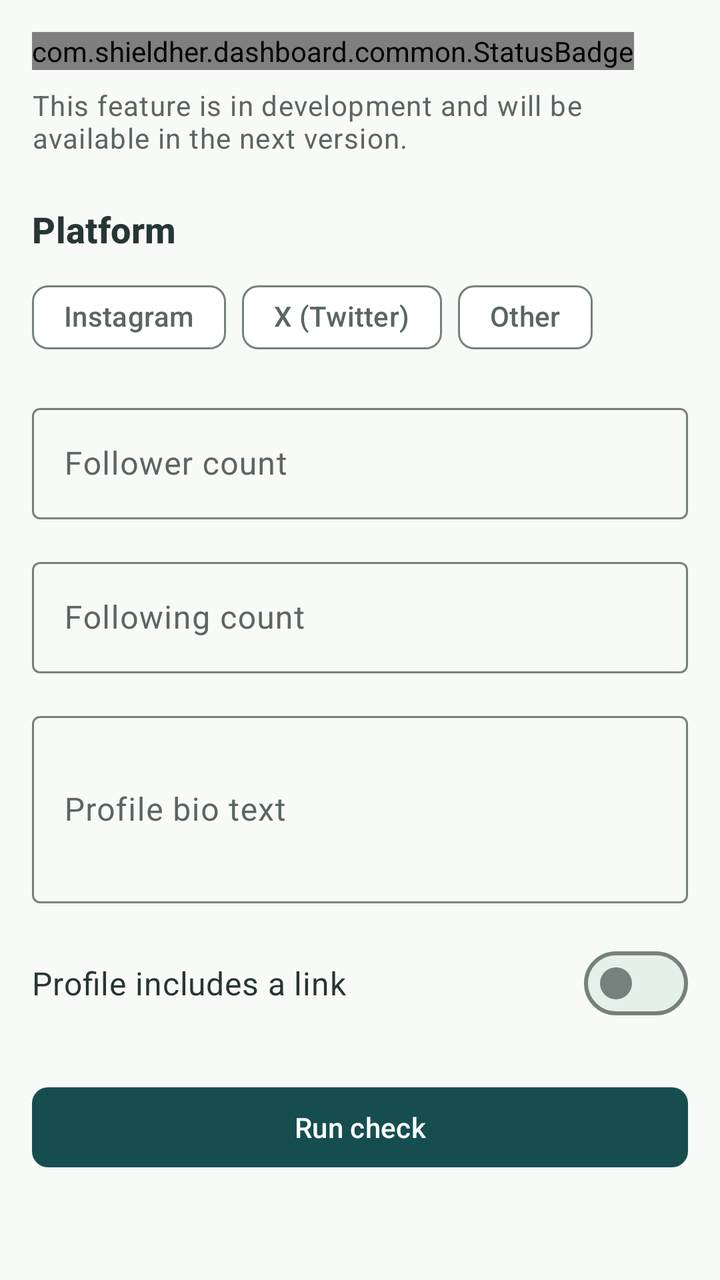
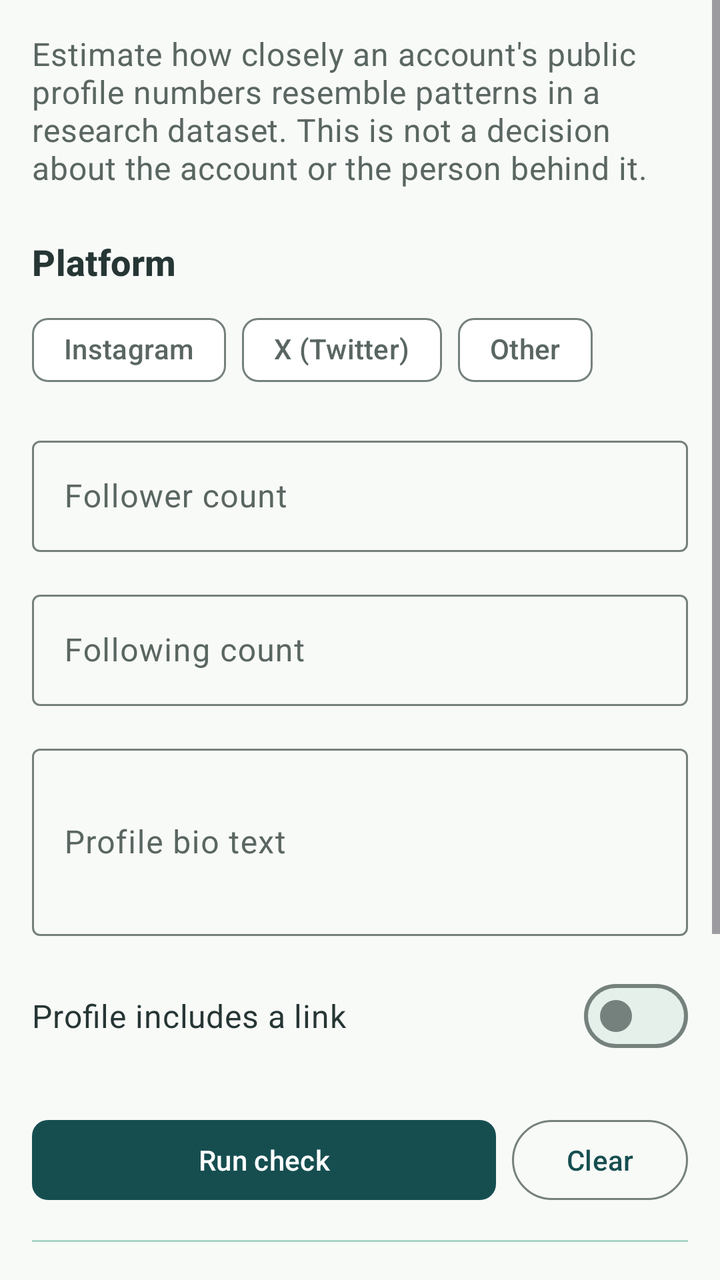

Before-and-after screenshots of an Android layout around one commit, followed by the original layout XML and the change that was made.
<!-- AndroidManifest.xml: application theme Theme.ShieldHer -->
<!-- res/layout/fragment_account_check.xml -->
<?xml version="1.0" encoding="utf-8"?>
<ScrollView xmlns:android="http://schemas.android.com/apk/res/android"
    xmlns:app="http://schemas.android.com/apk/res-auto"
    xmlns:tools="http://schemas.android.com/tools"
    android:id="@+id/account_check_scroll"
    android:layout_width="match_parent"
    android:layout_height="match_parent"
    android:fillViewport="true">

    <LinearLayout
        android:layout_width="match_parent"
        android:layout_height="wrap_content"
        android:orientation="vertical"
        android:padding="@dimen/sh_space_16"
        android:paddingBottom="@dimen/sh_space_32">

        
        <com.shieldher.dashboard.common.StatusBadge
            android:id="@+id/badge_account_check_preview"
            android:layout_width="wrap_content"
            android:layout_height="wrap_content"
            android:layout_marginBottom="@dimen/sh_space_8" />

        
        <TextView
            android:id="@+id/text_preview_explanation"
            android:layout_width="match_parent"
            android:layout_height="wrap_content"
            android:layout_marginBottom="@dimen/sh_space_24"
            android:text="@string/account_check_preview_banner_explanation"
            android:textAppearance="@style/ShieldHer.TextAppearance.BodySmall"
            android:textColor="@color/sh_text_secondary" />

        
        <TextView
            android:layout_width="match_parent"
            android:layout_height="wrap_content"
            android:layout_marginBottom="@dimen/sh_space_8"
            android:text="@string/account_check_platform_label"
            android:textAppearance="@style/ShieldHer.TextAppearance.Heading" />

        <com.google.android.material.chip.ChipGroup
            android:id="@+id/chip_group_platform"
            android:layout_width="match_parent"
            android:layout_height="wrap_content"
            android:layout_marginBottom="@dimen/sh_space_16"
            app:singleSelection="true">

            <com.google.android.material.chip.Chip
                android:id="@+id/chip_instagram"
                style="@style/Widget.Material3.Chip.Filter"
                android:layout_width="wrap_content"
                android:layout_height="wrap_content"
                android:saveEnabled="false"
                android:text="@string/account_check_platform_instagram" />

            <com.google.android.material.chip.Chip
                android:id="@+id/chip_x"
                style="@style/Widget.Material3.Chip.Filter"
                android:layout_width="wrap_content"
                android:layout_height="wrap_content"
                android:saveEnabled="false"
                android:text="@string/account_check_platform_x" />

            <com.google.android.material.chip.Chip
                android:id="@+id/chip_other"
                style="@style/Widget.Material3.Chip.Filter"
                android:layout_width="wrap_content"
                android:layout_height="wrap_content"
                android:saveEnabled="false"
                android:text="@string/account_check_platform_other" />

        </com.google.android.material.chip.ChipGroup>

        
        <com.google.android.material.textfield.TextInputLayout
            android:id="@+id/layout_followers"
            android:layout_width="match_parent"
            android:layout_height="wrap_content"
            android:layout_marginBottom="@dimen/sh_space_16"
            android:hint="@string/account_check_followers_label">

            <com.google.android.material.textfield.TextInputEditText
                android:id="@+id/input_followers"
                android:layout_width="match_parent"
                android:layout_height="wrap_content"
                android:importantForAutofill="no"
                android:inputType="number"
                android:saveEnabled="false" />

        </com.google.android.material.textfield.TextInputLayout>

        
        <com.google.android.material.textfield.TextInputLayout
            android:id="@+id/layout_following"
            android:layout_width="match_parent"
            android:layout_height="wrap_content"
            android:layout_marginBottom="@dimen/sh_space_16"
            android:hint="@string/account_check_following_label">

            <com.google.android.material.textfield.TextInputEditText
                android:id="@+id/input_following"
                android:layout_width="match_parent"
                android:layout_height="wrap_content"
                android:importantForAutofill="no"
                android:inputType="number"
                android:saveEnabled="false" />

        </com.google.android.material.textfield.TextInputLayout>

        
        <com.google.android.material.textfield.TextInputLayout
            android:id="@+id/layout_bio"
            android:layout_width="match_parent"
            android:layout_height="wrap_content"
            android:layout_marginBottom="@dimen/sh_space_16"
            android:hint="@string/account_check_bio_label">

            <com.google.android.material.textfield.TextInputEditText
                android:id="@+id/input_bio"
                android:layout_width="match_parent"
                android:layout_height="wrap_content"
                android:importantForAutofill="no"
                android:inputType="textMultiLine|textNoSuggestions"
                android:minLines="3"
                android:saveEnabled="false" />

        </com.google.android.material.textfield.TextInputLayout>

        
        <LinearLayout
            android:layout_width="match_parent"
            android:layout_height="wrap_content"
            android:layout_marginBottom="@dimen/sh_space_24"
            android:gravity="center_vertical"
            android:orientation="horizontal">

            <TextView
                android:layout_width="0dp"
                android:layout_height="wrap_content"
                android:layout_weight="1"
                android:text="@string/account_check_has_link_label"
                android:textAppearance="@style/ShieldHer.TextAppearance.Body" />

            <com.google.android.material.materialswitch.MaterialSwitch
                android:id="@+id/switch_has_link"
                android:layout_width="wrap_content"
                android:layout_height="wrap_content"
                android:layout_marginStart="@dimen/sh_space_16"
                android:saveEnabled="false" />

        </LinearLayout>

        
        <com.google.android.material.button.MaterialButton
            android:id="@+id/btn_run_check"
            style="@style/ShieldHer.Button.Primary"
            android:layout_width="match_parent"
            android:layout_height="wrap_content"
            android:layout_marginBottom="@dimen/sh_space_16"
            android:text="@string/account_check_run_button" />

        
        <TextView
            android:id="@+id/text_coming_soon"
            android:layout_width="match_parent"
            android:layout_height="wrap_content"
            android:gravity="center"
            android:padding="@dimen/sh_space_16"
            android:text="@string/account_check_coming_soon"
            android:textAppearance="@style/ShieldHer.TextAppearance.Heading"
            android:textColor="@color/sh_text_secondary"
            android:visibility="gone"
            tools:visibility="visible" />

    </LinearLayout>

</ScrollView>
<!-- resources referenced by this layout -->
<resources>
  <color name="sh_text_secondary">#5A6662</color>
  <dimen name="sh_space_16">16dp</dimen>
  <dimen name="sh_space_24">24dp</dimen>
  <dimen name="sh_space_32">32dp</dimen>
  <dimen name="sh_space_8">8dp</dimen>
  <string name="account_check_bio_label">Profile bio text</string>
  <string name="account_check_coming_soon">Coming in the next version</string>
  <string name="account_check_followers_label">Follower count</string>
  <string name="account_check_following_label">Following count</string>
  <string name="account_check_has_link_label">Profile includes a link</string>
  <string name="account_check_platform_instagram">Instagram</string>
  <string name="account_check_platform_label">Platform</string>
  <string name="account_check_platform_other">Other</string>
  <string name="account_check_platform_x">X (Twitter)</string>
  <string name="account_check_preview_banner_explanation">This feature is in development and will be available in the next version.</string>
  <string name="account_check_run_button">Run check</string>
  <style name="ShieldHer.TextAppearance.Body" parent="TextAppearance.Material3.BodyMedium">
          <item name="android:textSize">@dimen/sh_text_body</item>
          <item name="android:textColor">@color/sh_text</item>
      </style>
  <style name="Theme.ShieldHer" parent="Base.Theme.ShieldHer" />
  <color name="sh_primary">#164E50</color>
  <color name="sh_white">#FFFFFF</color>
  <style name="ShieldHer.ShapeAppearance.Button" parent="ShapeAppearance.Material3.Corner.Small">
          <item name="cornerSize">@dimen/sh_radius_button</item>
      </style>
  <dimen name="sh_touch_min">48dp</dimen>
  <dimen name="sh_text_body">16sp</dimen>
  <color name="sh_text">#263635</color>
  <dimen name="sh_text_body_small">14sp</dimen>
  <dimen name="sh_text_heading">18sp</dimen>
  <dimen name="sh_radius_button">8dp</dimen>
  <color name="sh_on_primary">#FFFFFF</color>
  <color name="sh_primary_container">#E4F0E9</color>
  <color name="sh_on_primary_container">#164E50</color>
  <color name="sh_secondary">#267878</color>
  <color name="sh_on_secondary">#FFFFFF</color>
  <color name="sh_secondary_container">#A8D5C8</color>
  <color name="sh_on_secondary_container">#164E50</color>
  <color name="sh_accent">#55A6A0</color>
  <color name="sh_background">#F8FAF7</color>
  <color name="sh_card">#FFFFFF</color>
  <color name="sh_surface_light">#E4F0E9</color>
  <color name="sh_outline">#75817D</color>
  <color name="sh_outline_variant">#A8D5C8</color>
  <color name="sh_error">#AD464E</color>
  <color name="sh_on_error">#FFFFFF</color>
  <color name="sh_error_container">#F8E8E9</color>
  <color name="sh_on_error_container">#AD464E</color>
  <!-- unchanged entries left out for length: 4 -->
</resources>

<!-- the commit's change to res/layout/fragment_account_check.xml (unified diff, before → after) -->
@@ -15,20 +15,13 @@
         android:paddingBottom="@dimen/sh_space_32">
 
         
-        <com.shieldher.dashboard.common.StatusBadge
-            android:id="@+id/badge_account_check_preview"
-            android:layout_width="wrap_content"
-            android:layout_height="wrap_content"
-            android:layout_marginBottom="@dimen/sh_space_8" />
-
-        
-        <TextView
-            android:id="@+id/text_preview_explanation"
-            android:layout_width="match_parent"
-            android:layout_height="wrap_content"
-            android:layout_marginBottom="@dimen/sh_space_24"
-            android:text="@string/account_check_preview_banner_explanation"
-            android:textAppearance="@style/ShieldHer.TextAppearance.BodySmall"
+        <TextView
+            android:id="@+id/text_risk_intro"
+            android:layout_width="match_parent"
+            android:layout_height="wrap_content"
+            android:layout_marginBottom="@dimen/sh_space_24"
+            android:text="@string/risk_intro"
+            android:textAppearance="@style/ShieldHer.TextAppearance.Body"
             android:textColor="@color/sh_text_secondary" />
 
         
@@ -73,6 +66,17 @@
         </com.google.android.material.chip.ChipGroup>
 
         
+        <TextView
+            android:id="@+id/text_platform_alert"
+            android:layout_width="match_parent"
+            android:layout_height="wrap_content"
+            android:layout_marginBottom="@dimen/sh_space_16"
+            android:text="@string/risk_choose_platform"
+            android:textAppearance="@style/ShieldHer.TextAppearance.BodySmall"
+            android:textColor="@color/sh_status_warning_text"
+            android:visibility="gone" />
+
+        
         <com.google.android.material.textfield.TextInputLayout
             android:id="@+id/layout_followers"
             android:layout_width="match_parent"
@@ -152,23 +156,126 @@
         </LinearLayout>
 
         
-        <com.google.android.material.button.MaterialButton
-            android:id="@+id/btn_run_check"
-            style="@style/ShieldHer.Button.Primary"
-            android:layout_width="match_parent"
-            android:layout_height="wrap_content"
-            android:layout_marginBottom="@dimen/sh_space_16"
-            android:text="@string/account_check_run_button" />
-
-        
-        <TextView
-            android:id="@+id/text_coming_soon"
-            android:layout_width="match_parent"
-            android:layout_height="wrap_content"
-            android:gravity="center"
-            android:padding="@dimen/sh_space_16"
-            android:text="@string/account_check_coming_soon"
+        <LinearLayout
+            android:layout_width="match_parent"
+            android:layout_height="wrap_content"
+            android:layout_marginBottom="@dimen/sh_space_16"
+            android:orientation="horizontal">
+
+            <com.google.android.material.button.MaterialButton
+                android:id="@+id/btn_run_check"
+                style="@style/ShieldHer.Button.Primary"
+                android:layout_width="0dp"
+                android:layout_height="wrap_content"
+                android:layout_marginEnd="@dimen/sh_space_8"
+                android:layout_weight="1"
+                android:text="@string/risk_button_run" />
+
+            <com.google.android.material.button.MaterialButton
+                android:id="@+id/btn_clear"
+                style="@style/Widget.Material3.Button.OutlinedButton"
+                android:layout_width="wrap_content"
+                android:layout_height="wrap_content"
+                android:text="@string/risk_button_clear" />
+
+        </LinearLayout>
+
+        
+        <ProgressBar
+            android:id="@+id/progress_computing"
+            style="?android:attr/progressBarStyle"
+            android:layout_width="wrap_content"
+            android:layout_height="wrap_content"
+            android:layout_gravity="center_horizontal"
+            android:layout_marginBottom="@dimen/sh_space_16"
+            android:visibility="gone" />
+
+        
+        <LinearLayout
+            android:id="@+id/container_result"
+            android:layout_width="match_parent"
+            android:layout_height="wrap_content"
+            android:layout_marginBottom="@dimen/sh_space_24"
+            android:accessibilityLiveRegion="polite"
+            android:orientation="vertical"
+            android:visibility="gone"
+            tools:visibility="visible">
+
+            <com.shieldher.dashboard.check.RiskStatusBadge
+                android:id="@+id/badge_risk_result"
+                android:layout_width="wrap_content"
+                android:layout_height="wrap_content"
+                android:layout_marginBottom="@dimen/sh_space_12" />
+
+            <TextView
+                android:id="@+id/text_risk_title"
+                android:layout_width="match_parent"
+                android:layout_height="wrap_content"
+                android:layout_marginBottom="@dimen/sh_space_8"
+                android:textAppearance="@style/ShieldHer.TextAppearance.Heading" />
+
+            <TextView
+                android:id="@+id/text_risk_explanation"
+                android:layout_width="match_parent"
+                android:layout_height="wrap_content"
+                android:layout_marginBottom="@dimen/sh_space_12"
+                android:textAppearance="@style/ShieldHer.TextAppearance.Body"
+                android:textColor="@color/sh_text_secondary" />
+
+            <TextView
+                android:id="@+id/text_risk_model_line"
+                android:layout_width="match_parent"
+                android:layout_height="wrap_content"
+                android:text="@string/risk_model_line"
+                android:textAppearance="@style/ShieldHer.TextAppearance.BodySmall"
+                android:textColor="@color/sh_text_secondary" />
+
+        </LinearLayout>
+
+        
+        <View
+            android:layout_width="match_parent"
+            android:layout_height="@dimen/sh_stroke_thin"
+            android:layout_marginBottom="@dimen/sh_space_24"
+            android:background="@color/sh_outline_variant" />
+
+        
+        <TextView
+            android:id="@+id/text_risk_limits_heading"
+            android:layout_width="match_parent"
+            android:layout_height="wrap_content"
+            android:layout_marginBottom="@dimen/sh_space_8"
+            android:text="@string/risk_limits_heading"
+            android:textAppearance="@style/ShieldHer.TextAppearance.Heading" />
+
+        <TextView
+            android:id="@+id/text_risk_limits_body"
+            android:layout_width="match_parent"
+            android:layout_height="wrap_content"
+            android:layout_marginBottom="@dimen/sh_space_16"
+            android:text="@string/risk_limits_body"
+            android:textAppearance="@style/ShieldHer.TextAppearance.Body"
+            android:textColor="@color/sh_text_secondary" />
+
+        
+        <TextView
+            android:id="@+id/text_about_toggle"
+            android:layout_width="match_parent"
+            android:layout_height="wrap_content"
+            android:layout_marginBottom="@dimen/sh_space_8"
+            android:clickable="true"
+            android:focusable="true"
+            android:text="@string/risk_about_toggle"
             android:textAppearance="@style/ShieldHer.TextAppearance.Heading"
+            android:textColor="@color/sh_primary" />
+
+        <TextView
+            android:id="@+id/text_about_body"
+            android:layout_width="match_parent"
+            android:layout_height="wrap_content"
+            android:layout_marginBottom="@dimen/sh_space_24"
+            android:text="@string/risk_about_body"
+            android:textAppearance="@style/ShieldHer.TextAppearance.Body"
             android:textColor="@color/sh_text_secondary"
             android:visibility="gone"
             tools:visibility="visible" />
<!-- resource entries referenced after the edit -->
@@ -1,12 +1,13 @@
 <!-- resources referenced by this layout -->
 <resources>
   <color name="sh_text_secondary">#5A6662</color>
+  <dimen name="sh_space_12">12dp</dimen>
   <dimen name="sh_space_16">16dp</dimen>
   <dimen name="sh_space_24">24dp</dimen>
   <dimen name="sh_space_32">32dp</dimen>
   <dimen name="sh_space_8">8dp</dimen>
+  <dimen name="sh_stroke_thin">1dp</dimen>
   <string name="account_check_bio_label">Profile bio text</string>
-  <string name="account_check_coming_soon">Coming in the next version</string>
   <string name="account_check_followers_label">Follower count</string>
   <string name="account_check_following_label">Following count</string>
   <string name="account_check_has_link_label">Profile includes a link</string>
@@ -14,14 +15,22 @@
   <string name="account_check_platform_label">Platform</string>
   <string name="account_check_platform_other">Other</string>
   <string name="account_check_platform_x">X (Twitter)</string>
-  <string name="account_check_preview_banner_explanation">This feature is in development and will be available in the next version.</string>
-  <string name="account_check_run_button">Run check</string>
+  <string name="risk_about_body">On 118 Instagram accounts the model had not seen, it ranked accounts well (AUROC 0.97, where 1.0 is perfect and 0.5 is a coin toss). On a different platform it was much less reliable (AUROC 0.82), and it missed some account types completely, sometimes while sounding confident.</string>
+  <string name="risk_about_toggle">How well does this work?</string>
+  <string name="risk_button_clear">Clear</string>
+  <string name="risk_button_run">Run check</string>
+  <string name="risk_choose_platform">Choose the platform first.</string>
+  <string name="risk_intro">Estimate how closely an account\'s public profile numbers resemble patterns in a research dataset. This is not a decision about the account or the person behind it.</string>
+  <string name="risk_limits_body">This is a research estimate from five public profile details. It was tested on one platform and is much less reliable on others. It can be wrong even when it sounds confident. It does not show who runs an account or what they have done, and it is not proof of anything.</string>
+  <string name="risk_limits_heading">Limits of this check</string>
+  <string name="risk_model_line">Frozen research model v1. Everything is worked out on this phone. Nothing you type is saved or sent.</string>
   <style name="ShieldHer.TextAppearance.Body" parent="TextAppearance.Material3.BodyMedium">
           <item name="android:textSize">@dimen/sh_text_body</item>
           <item name="android:textColor">@color/sh_text</item>
       </style>
   <style name="Theme.ShieldHer" parent="Base.Theme.ShieldHer" />
   <color name="sh_primary">#164E50</color>
+  <color name="sh_status_warning_text">#8F5E12</color>
   <color name="sh_white">#FFFFFF</color>
   <style name="ShieldHer.ShapeAppearance.Button" parent="ShapeAppearance.Material3.Corner.Small">
           <item name="cornerSize">@dimen/sh_radius_button</item>
